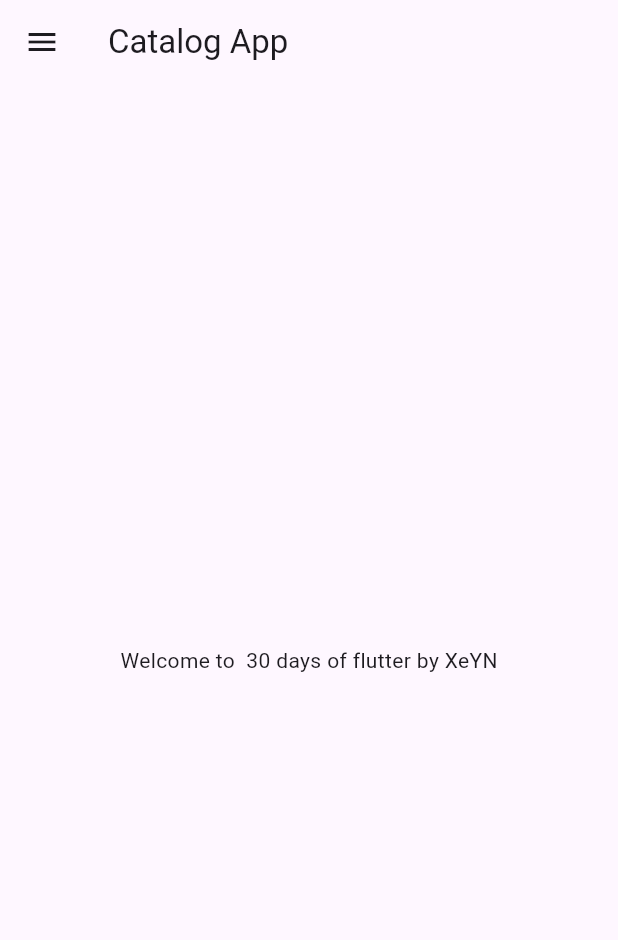
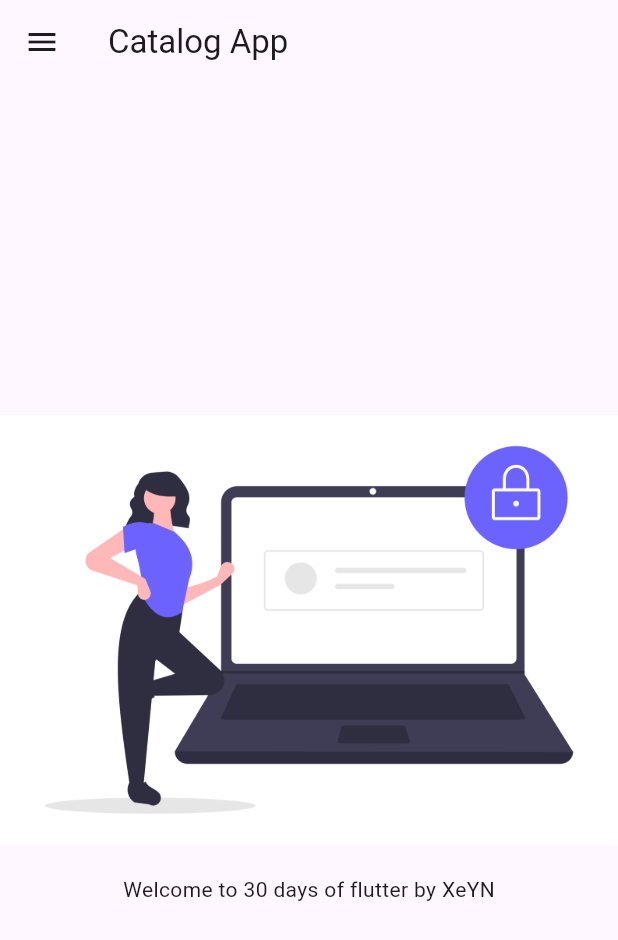
Before and after one commit to xeyynon/Flutter, a Flutter app: the HomePage screen opened by its route, on a phone screen of 412 x 824 dp. Shown: the top 940 px of the screen. Run offline on Flutter 3.47's test engine with Material 3 defaults, Android fonts, the phone set to English and light mode, and no system bars.

Commit message:
image working

```diff
--- a/lib/pages/home_page.dart
+++ b/lib/pages/home_page.dart
@@ -1,5 +1,4 @@
 import 'package:flutter/material.dart';
-
 
 class HomePage extends StatelessWidget {
   const HomePage({super.key});
@@ -11,14 +10,24 @@ class HomePage extends StatelessWidget {
 
     return Scaffold(
       appBar: AppBar(
-        title: Text("Catalog App"),
-      ) ,
-        body: Center(
-          child: Container(
-            child: Text("Welcome to  $days days of flutter by $name"),
-          ),
+        title: const Text("Catalog App"),
+      ),
+      body: Center(
+        child: Column(
+          mainAxisAlignment: MainAxisAlignment.center,
+          children: [
+            Image.asset(
+              "assets/images/login_image.png",
+              errorBuilder: (context, error, stackTrace) {
+                return const Text("Failed to load image");
+              },
+            ),
+            const SizedBox(height: 20),
+            Text("Welcome to $days days of flutter by $name"),
+          ],
         ),
-        drawer: Drawer(),
-      );
+      ),
+      drawer: const Drawer(),
+    );
   }
 }
```
Also changed, not shown: lib/main.dart (+7 -12 lines), lib/pages/login_page.dart (+18 -10 lines), pubspec.yaml (+4 -66 lines), assets/images/login_image.png (added), assets/images/qr1.jpg (added), qr1.jpg (added).
